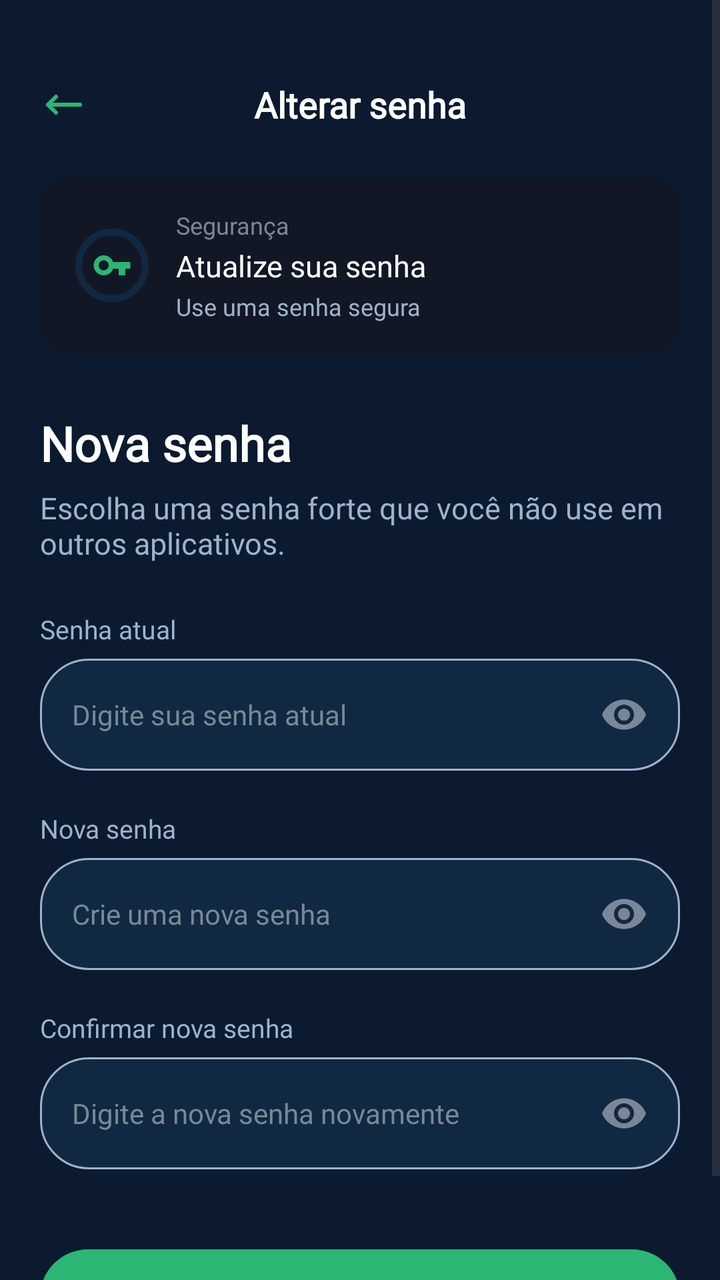
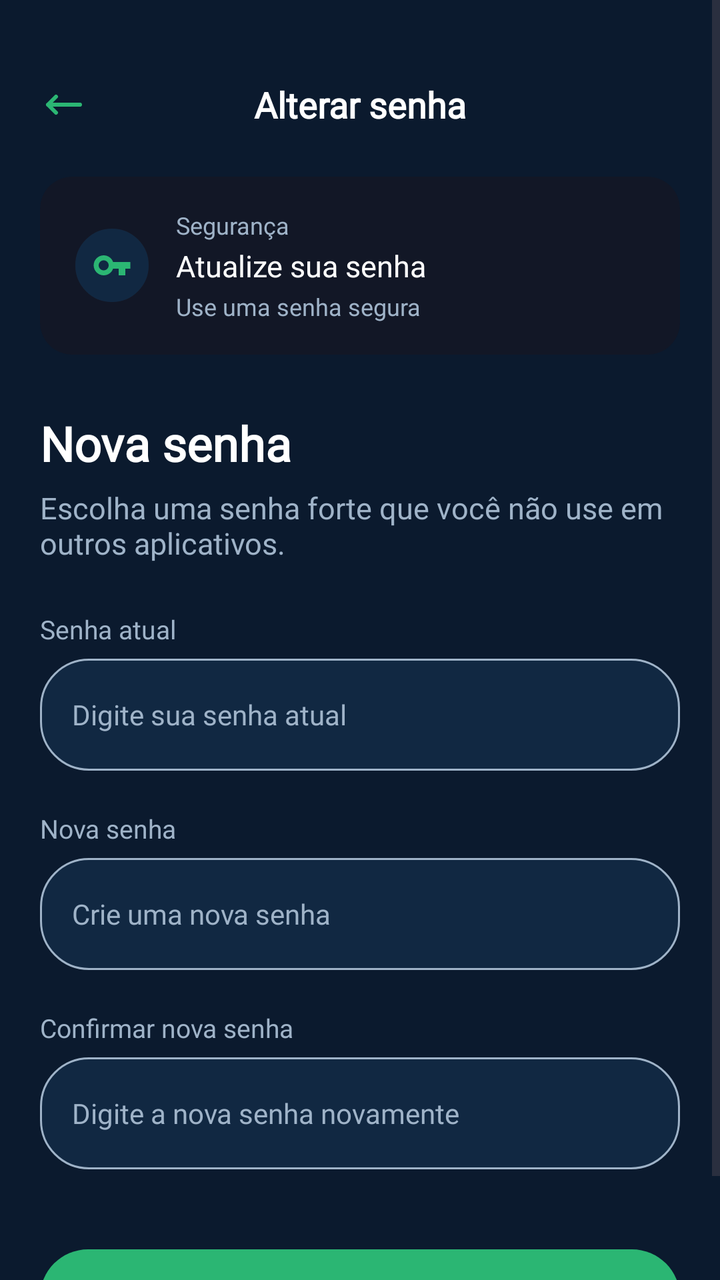

Compare the two renders of this Android layout. The source of the first and the diff that turns it into the second are given below.
<!-- AndroidManifest.xml: application theme Theme.VITA -->
<!-- res/layout/fragment_password.xml -->
<?xml version="1.0" encoding="utf-8"?>
<ScrollView xmlns:android="http://schemas.android.com/apk/res/android"
    xmlns:app="http://schemas.android.com/apk/res-auto"
    xmlns:tools="http://schemas.android.com/tools"
    android:layout_width="match_parent"
    android:layout_height="match_parent"
    android:background="@color/blue3"
    android:fillViewport="true"
    tools:context=".PasswordFragment">

    <androidx.constraintlayout.widget.ConstraintLayout
        android:layout_width="match_parent"
        android:layout_height="wrap_content"
        android:padding="20dp">

        
        <ImageView
            android:id="@+id/btnBack"
            android:layout_width="24dp"
            android:layout_height="24dp"
            android:contentDescription="Voltar"
            android:src="@drawable/arrow"
            app:layout_constraintBottom_toBottomOf="@id/tvTitle"
            app:layout_constraintStart_toStartOf="parent"
            app:layout_constraintTop_toTopOf="@id/tvTitle"
            app:tint="@color/green2" />

        
        <TextView
            android:id="@+id/tvTitle"
            android:layout_width="wrap_content"
            android:layout_height="wrap_content"
            android:layout_marginTop="20dp"
            android:fontFamily="@font/inter24_bold"
            android:text="Alterar senha"
            android:textColor="@color/white"
            android:textSize="18sp"
            android:textStyle="bold"
            app:layout_constraintEnd_toEndOf="parent"
            app:layout_constraintStart_toStartOf="parent"
            app:layout_constraintTop_toTopOf="parent" />

        
        <androidx.cardview.widget.CardView
            android:id="@+id/cardInfoSeguranca"
            android:layout_width="0dp"
            android:layout_height="wrap_content"
            android:layout_marginTop="24dp"
            app:cardBackgroundColor="@color/blue9"
            app:cardCornerRadius="16dp"
            app:cardElevation="0dp"
            app:layout_constraintEnd_toEndOf="parent"
            app:layout_constraintStart_toStartOf="parent"
            app:layout_constraintTop_toBottomOf="@id/tvTitle">

            <LinearLayout
                android:layout_width="match_parent"
                android:layout_height="wrap_content"
                android:gravity="center_vertical"
                android:orientation="horizontal"
                android:padding="16dp">

                <FrameLayout
                    android:layout_width="40dp"
                    android:layout_height="40dp"
                    android:background="@drawable/circle"
                    android:backgroundTint="@color/blue4">

                    <ImageView
                        android:layout_width="20dp"
                        android:layout_height="20dp"
                        android:layout_gravity="center"
                        android:src="@drawable/ic_key"
                        app:tint="@color/green2" />
                </FrameLayout>

                <LinearLayout
                    android:layout_width="0dp"
                    android:layout_height="wrap_content"
                    android:layout_marginStart="12dp"
                    android:layout_weight="1"
                    android:orientation="vertical">

                    <TextView
                        android:layout_width="wrap_content"
                        android:layout_height="wrap_content"
                        android:fontFamily="@font/inter24_regular"
                        android:text="Segurança"
                        android:textColor="@color/grey"
                        android:textSize="12sp" />

                    <TextView
                        android:layout_width="wrap_content"
                        android:layout_height="wrap_content"
                        android:layout_marginTop="2dp"
                        android:fontFamily="@font/inter24_bold"
                        android:text="Atualize sua senha"
                        android:textColor="@color/white"
                        android:textSize="15sp" />

                    <TextView
                        android:layout_width="wrap_content"
                        android:layout_height="wrap_content"
                        android:layout_marginTop="2dp"
                        android:fontFamily="@font/inter24_regular"
                        android:text="Use uma senha segura"
                        android:textColor="@color/grey2"
                        android:textSize="12sp" />
                </LinearLayout>
            </LinearLayout>
        </androidx.cardview.widget.CardView>

        
        <TextView
            android:id="@+id/tvNovaSenhaHeader"
            android:layout_width="wrap_content"
            android:layout_height="wrap_content"
            android:layout_marginTop="28dp"
            android:fontFamily="@font/inter24_bold"
            android:text="Nova senha"
            android:textColor="@color/white"
            android:textSize="24sp"
            android:textStyle="bold"
            app:layout_constraintStart_toStartOf="parent"
            app:layout_constraintTop_toBottomOf="@id/cardInfoSeguranca" />

        <TextView
            android:id="@+id/tvSubHeader"
            android:layout_width="0dp"
            android:layout_height="wrap_content"
            android:layout_marginTop="6dp"
            android:fontFamily="@font/inter24_regular"
            android:text="Escolha uma senha forte que você não use em outros aplicativos."
            android:textColor="@color/grey2"
            android:textSize="15sp"
            app:layout_constraintEnd_toEndOf="parent"
            app:layout_constraintStart_toStartOf="parent"
            app:layout_constraintTop_toBottomOf="@id/tvNovaSenhaHeader" />

        
        <TextView
            android:id="@+id/lblSenhaAtual"
            android:layout_width="wrap_content"
            android:layout_height="wrap_content"
            android:layout_marginTop="24dp"
            android:fontFamily="@font/inter24_medium"
            android:text="Senha atual"
            android:textColor="@color/grey2"
            android:textSize="13sp"
            app:layout_constraintStart_toStartOf="parent"
            app:layout_constraintTop_toBottomOf="@id/tvSubHeader" />

        <FrameLayout
            android:id="@+id/containerSenhaAtual"
            android:layout_width="0dp"
            android:layout_height="56dp"
            android:layout_marginTop="6dp"
            app:layout_constraintEnd_toEndOf="parent"
            app:layout_constraintStart_toStartOf="parent"
            app:layout_constraintTop_toBottomOf="@id/lblSenhaAtual">

            <EditText
                android:id="@+id/etSenhaAtual"
                android:layout_width="match_parent"
                android:layout_height="match_parent"
                android:background="@drawable/bg_search_input"
                android:fontFamily="@font/inter24_regular"
                android:hint="Digite sua senha atual"
                android:inputType="textPassword"
                android:paddingStart="16dp"
                android:paddingEnd="48dp"
                android:textColor="@color/white"
                android:textColorHint="@color/grey"
                android:textSize="14sp" />

            <ImageView
                android:id="@+id/btnToggleSenhaAtual"
                android:layout_width="24dp"
                android:layout_height="24dp"
                android:layout_gravity="end|center_vertical"
                android:layout_marginEnd="16dp"
                android:clickable="true"
                android:focusable="true"
                android:src="@drawable/ic_eye"
                app:tint="@color/grey" />
        </FrameLayout>

        
        <TextView
            android:id="@+id/lblNovaSenha"
            android:layout_width="wrap_content"
            android:layout_height="wrap_content"
            android:layout_marginTop="20dp"
            android:fontFamily="@font/inter24_medium"
            android:text="Nova senha"
            android:textColor="@color/grey2"
            android:textSize="13sp"
            app:layout_constraintStart_toStartOf="parent"
            app:layout_constraintTop_toBottomOf="@id/containerSenhaAtual" />

        <FrameLayout
            android:id="@+id/containerNovaSenha"
            android:layout_width="0dp"
            android:layout_height="56dp"
            android:layout_marginTop="6dp"
            app:layout_constraintEnd_toEndOf="parent"
            app:layout_constraintStart_toStartOf="parent"
            app:layout_constraintTop_toBottomOf="@id/lblNovaSenha">

            <EditText
                android:id="@+id/etNovaSenha"
                android:layout_width="match_parent"
                android:layout_height="match_parent"
                android:background="@drawable/bg_search_input"
                android:fontFamily="@font/inter24_regular"
                android:hint="Crie uma nova senha"
                android:inputType="textPassword"
                android:paddingStart="16dp"
                android:paddingEnd="48dp"
                android:textColor="@color/white"
                android:textColorHint="@color/grey"
                android:textSize="14sp" />

            <ImageView
                android:id="@+id/btnToggleNovaSenha"
                android:layout_width="24dp"
                android:layout_height="24dp"
                android:layout_gravity="end|center_vertical"
                android:layout_marginEnd="16dp"
                android:clickable="true"
                android:focusable="true"
                android:src="@drawable/ic_eye"
                app:tint="@color/grey" />
        </FrameLayout>

        
        <TextView
            android:id="@+id/lblConfirmarSenha"
            android:layout_width="wrap_content"
            android:layout_height="wrap_content"
            android:layout_marginTop="20dp"
            android:fontFamily="@font/inter24_medium"
            android:text="Confirmar nova senha"
            android:textColor="@color/grey2"
            android:textSize="13sp"
            app:layout_constraintStart_toStartOf="parent"
            app:layout_constraintTop_toBottomOf="@id/containerNovaSenha" />

        <FrameLayout
            android:id="@+id/containerConfirmarSenha"
            android:layout_width="0dp"
            android:layout_height="56dp"
            android:layout_marginTop="6dp"
            app:layout_constraintEnd_toEndOf="parent"
            app:layout_constraintStart_toStartOf="parent"
            app:layout_constraintTop_toBottomOf="@id/lblConfirmarSenha">

            <EditText
                android:id="@+id/etConfirmarSenha"
                android:layout_width="match_parent"
                android:layout_height="match_parent"
                android:background="@drawable/bg_search_input"
                android:fontFamily="@font/inter24_regular"
                android:hint="Digite a nova senha novamente"
                android:inputType="textPassword"
                android:paddingStart="16dp"
                android:paddingEnd="48dp"
                android:textColor="@color/white"
                android:textColorHint="@color/grey"
                android:textSize="14sp" />

            <ImageView
                android:id="@+id/btnToggleConfirmarSenha"
                android:layout_width="24dp"
                android:layout_height="24dp"
                android:layout_gravity="end|center_vertical"
                android:layout_marginEnd="16dp"
                android:clickable="true"
                android:focusable="true"
                android:src="@drawable/ic_eye"
                app:tint="@color/grey" />
        </FrameLayout>

        
        <com.google.android.material.button.MaterialButton
            android:id="@+id/btnSalvarSenha"
            android:layout_width="0dp"
            android:layout_height="56dp"
            android:layout_marginTop="36dp"
            android:fontFamily="@font/inter24_bold"
            android:text="Salvar nova senha"
            android:textColor="@color/white"
            android:textSize="15sp"
            app:backgroundTint="@color/green2"
            app:cornerRadius="28dp"
            app:layout_constraintEnd_toEndOf="parent"
            app:layout_constraintStart_toStartOf="parent"
            app:layout_constraintTop_toBottomOf="@id/containerConfirmarSenha" />


    </androidx.constraintlayout.widget.ConstraintLayout>
</ScrollView>
<!-- resources referenced by this layout -->
<resources>
  <color name="blue3">#0B1A2E</color>
  <color name="blue4">#112842</color>
  <color name="blue9">#121726</color>
  <color name="green2">#2BB673</color>
  <color name="grey">#798797</color>
  <color name="grey2">#9FB3C8</color>
  <color name="white">#FFFFFFFF</color>
  <!-- drawable arrow (drawable) -->
  <vector xmlns:android="http://schemas.android.com/apk/res/android" android:height="15dp" android:viewportHeight="24" android:viewportWidth="24" android:width="15dp">
        
      <path android:fillColor="#FFFFFF" android:pathData="M4,12H20M4,12L8,8M4,12L8,16" android:strokeColor="#FFFFFF" android:strokeLineCap="round" android:strokeLineJoin="round" android:strokeWidth="2"/>
      
  </vector>
  <!-- drawable bg_search_input (drawable) -->
  <?xml version="1.0" encoding="utf-8"?>
  <shape xmlns:android="http://schemas.android.com/apk/res/android">
      <solid android:color="@color/blue4" />
      <corners android:radius="24dp" />
      <stroke android:width="1dp" android:color="@color/grey2" />
  </shape>
  <!-- drawable circle (drawable) -->
  <vector xmlns:android="http://schemas.android.com/apk/res/android" android:height="24dp" android:viewportHeight="24" android:viewportWidth="24" android:width="24dp">
  
      <path android:fillColor="#00000000" android:pathData="M12,12m-10,0a10,10 0,1 1,20 0a10,10 0,1 1,-20 0" android:strokeColor="#ffff" android:strokeLineCap="round" android:strokeLineJoin="round" android:strokeWidth="2"/>
  
  </vector>
  <!-- drawable ic_eye (drawable) -->
  <vector xmlns:android="http://schemas.android.com/apk/res/android"
      android:width="24dp"
      android:height="24dp"
      android:viewportWidth="24"
      android:viewportHeight="24">
      <path
          android:fillColor="@android:color/white"
          android:pathData="M12,4.5C7,4.5 2.73,7.61 1,12C2.73,16.39 7,19.5 12,19.5C17,19.5 21.27,16.39 23,12C21.27,7.61 17,4.5 12,4.5ZM12,17C9.24,17 7,14.76 7,12C7,9.24 9.24,7 12,7C14.76,7 17,9.24 17,12C17,14.76 14.76,17 12,17ZM12,9C10.34,9 9,10.34 9,12C9,13.66 10.34,15 12,15C13.66,15 15,13.66 15,12C15,10.34 13.66,9 12,9Z"/>
  </vector>
  <!-- drawable ic_key (drawable) -->
  <vector xmlns:android="http://schemas.android.com/apk/res/android"
      android:width="24dp"
      android:height="24dp"
      android:viewportWidth="24"
      android:viewportHeight="24">
      <path
          android:fillColor="@android:color/white"
          android:pathData="M12.65,10C11.83,7.67 9.61,6 7,6C3.69,6 1,8.69 1,12C1,15.31 3.69,18 7,18C9.61,18 11.83,16.33 12.65,14H16V18H20V14H23V10H12.65ZM7,15C5.34,15 4,13.66 4,12C4,10.34 5.34,9 7,9C8.66,9 10,10.34 10,12C10,13.66 8.66,15 7,15Z"/>
  </vector>
  <style name="Theme.VITA" parent="Base.Theme.VITA" />
  <style name="Base.Theme.VITA" parent="Theme.Material3.DayNight.NoActionBar">
          
          
      </style>
</resources>

<!-- the commit's change to res/layout/fragment_password.xml (unified diff, before → after) -->
@@ -18,7 +18,7 @@
             android:id="@+id/btnBack"
             android:layout_width="24dp"
             android:layout_height="24dp"
-            android:contentDescription="Voltar"
+            android:contentDescription="@string/voltar"
             android:src="@drawable/arrow"
             app:layout_constraintBottom_toBottomOf="@id/tvTitle"
             app:layout_constraintStart_toStartOf="parent"
@@ -32,7 +32,7 @@
             android:layout_height="wrap_content"
             android:layout_marginTop="20dp"
             android:fontFamily="@font/inter24_bold"
-            android:text="Alterar senha"
+            android:text="@string/change_pass_page"
             android:textColor="@color/white"
             android:textSize="18sp"
             android:textStyle="bold"
@@ -85,8 +85,8 @@
                         android:layout_width="wrap_content"
                         android:layout_height="wrap_content"
                         android:fontFamily="@font/inter24_regular"
-                        android:text="Segurança"
-                        android:textColor="@color/grey"
+                        android:text="@string/safety"
+                        android:textColor="@color/grey2"
                         android:textSize="12sp" />
 
                     <TextView
@@ -94,7 +94,7 @@
                         android:layout_height="wrap_content"
                         android:layout_marginTop="2dp"
                         android:fontFamily="@font/inter24_bold"
-                        android:text="Atualize sua senha"
+                        android:text="@string/change_pass"
                         android:textColor="@color/white"
                         android:textSize="15sp" />
 
@@ -103,7 +103,7 @@
                         android:layout_height="wrap_content"
                         android:layout_marginTop="2dp"
                         android:fontFamily="@font/inter24_regular"
-                        android:text="Use uma senha segura"
+                        android:text="@string/pass_change_desc"
                         android:textColor="@color/grey2"
                         android:textSize="12sp" />
                 </LinearLayout>
@@ -117,7 +117,7 @@
             android:layout_height="wrap_content"
             android:layout_marginTop="28dp"
             android:fontFamily="@font/inter24_bold"
-            android:text="Nova senha"
+            android:text="@string/new_pass"
             android:textColor="@color/white"
             android:textSize="24sp"
             android:textStyle="bold"
@@ -130,7 +130,7 @@
             android:layout_height="wrap_content"
             android:layout_marginTop="6dp"
             android:fontFamily="@font/inter24_regular"
-            android:text="Escolha uma senha forte que você não use em outros aplicativos."
+            android:text="@string/password_desc"
             android:textColor="@color/grey2"
             android:textSize="15sp"
             app:layout_constraintEnd_toEndOf="parent"
@@ -144,11 +144,12 @@
             android:layout_height="wrap_content"
             android:layout_marginTop="24dp"
             android:fontFamily="@font/inter24_medium"
-            android:text="Senha atual"
+            android:text="@string/current_pass"
             android:textColor="@color/grey2"
             android:textSize="13sp"
             app:layout_constraintStart_toStartOf="parent"
             app:layout_constraintTop_toBottomOf="@id/tvSubHeader" />
+
 
         <FrameLayout
             android:id="@+id/containerSenhaAtual"
@@ -165,24 +166,14 @@
                 android:layout_height="match_parent"
                 android:background="@drawable/bg_search_input"
                 android:fontFamily="@font/inter24_regular"
-                android:hint="Digite sua senha atual"
+                android:hint="@string/current_hint"
                 android:inputType="textPassword"
                 android:paddingStart="16dp"
                 android:paddingEnd="48dp"
                 android:textColor="@color/white"
-                android:textColorHint="@color/grey"
+                android:textColorHint="@color/grey2"
                 android:textSize="14sp" />
 
-            <ImageView
-                android:id="@+id/btnToggleSenhaAtual"
-                android:layout_width="24dp"
-                android:layout_height="24dp"
-                android:layout_gravity="end|center_vertical"
-                android:layout_marginEnd="16dp"
-                android:clickable="true"
-                android:focusable="true"
-                android:src="@drawable/ic_eye"
-                app:tint="@color/grey" />
         </FrameLayout>
 
         
@@ -192,11 +183,12 @@
             android:layout_height="wrap_content"
             android:layout_marginTop="20dp"
             android:fontFamily="@font/inter24_medium"
-            android:text="Nova senha"
+            android:text="@string/new_pass"
             android:textColor="@color/grey2"
             android:textSize="13sp"
             app:layout_constraintStart_toStartOf="parent"
             app:layout_constraintTop_toBottomOf="@id/containerSenhaAtual" />
+
 
         <FrameLayout
             android:id="@+id/containerNovaSenha"
@@ -213,24 +205,13 @@
                 android:layout_height="match_parent"
                 android:background="@drawable/bg_search_input"
                 android:fontFamily="@font/inter24_regular"
-                android:hint="Crie uma nova senha"
+                android:hint="@string/new_pass_hint"
                 android:inputType="textPassword"
                 android:paddingStart="16dp"
                 android:paddingEnd="48dp"
                 android:textColor="@color/white"
-                android:textColorHint="@color/grey"
+                android:textColorHint="@color/grey2"
                 android:textSize="14sp" />
-
-            <ImageView
-                android:id="@+id/btnToggleNovaSenha"
-                android:layout_width="24dp"
-                android:layout_height="24dp"
-                android:layout_gravity="end|center_vertical"
-                android:layout_marginEnd="16dp"
-                android:clickable="true"
-                android:focusable="true"
-                android:src="@drawable/ic_eye"
-                app:tint="@color/grey" />
         </FrameLayout>
 
         
@@ -240,11 +221,12 @@
             android:layout_height="wrap_content"
             android:layout_marginTop="20dp"
             android:fontFamily="@font/inter24_medium"
-            android:text="Confirmar nova senha"
+            android:text="@string/check_pass"
             android:textColor="@color/grey2"
             android:textSize="13sp"
             app:layout_constraintStart_toStartOf="parent"
             app:layout_constraintTop_toBottomOf="@id/containerNovaSenha" />
+
 
         <FrameLayout
             android:id="@+id/containerConfirmarSenha"
@@ -261,24 +243,13 @@
                 android:layout_height="match_parent"
                 android:background="@drawable/bg_search_input"
                 android:fontFamily="@font/inter24_regular"
-                android:hint="Digite a nova senha novamente"
+                android:hint="@string/check_hint"
                 android:inputType="textPassword"
                 android:paddingStart="16dp"
                 android:paddingEnd="48dp"
                 android:textColor="@color/white"
-                android:textColorHint="@color/grey"
+                android:textColorHint="@color/grey2"
                 android:textSize="14sp" />
-
-            <ImageView
-                android:id="@+id/btnToggleConfirmarSenha"
-                android:layout_width="24dp"
-                android:layout_height="24dp"
-                android:layout_gravity="end|center_vertical"
-                android:layout_marginEnd="16dp"
-                android:clickable="true"
-                android:focusable="true"
-                android:src="@drawable/ic_eye"
-                app:tint="@color/grey" />
         </FrameLayout>
 
         
@@ -288,7 +259,7 @@
             android:layout_height="56dp"
             android:layout_marginTop="36dp"
             android:fontFamily="@font/inter24_bold"
-            android:text="Salvar nova senha"
+            android:text="@string/save_pass_new"
             android:textColor="@color/white"
             android:textSize="15sp"
             app:backgroundTint="@color/green2"
<!-- resource entries referenced after the edit -->
@@ -4,13 +4,12 @@
   <color name="blue4">#112842</color>
   <color name="blue9">#121726</color>
   <color name="green2">#2BB673</color>
-  <color name="grey">#798797</color>
   <color name="grey2">#9FB3C8</color>
   <color name="white">#FFFFFFFF</color>
   <!-- drawable arrow (drawable) -->
   <vector xmlns:android="http://schemas.android.com/apk/res/android" android:height="15dp" android:viewportHeight="24" android:viewportWidth="24" android:width="15dp">
         
-      <path android:fillColor="#FFFFFF" android:pathData="M4,12H20M4,12L8,8M4,12L8,16" android:strokeColor="#FFFFFF" android:strokeLineCap="round" android:strokeLineJoin="round" android:strokeWidth="2"/>
+      <path android:fillColor="@color/white" android:pathData="M4,12H20M4,12L8,8M4,12L8,16" android:strokeColor="@color/white" android:strokeLineCap="round" android:strokeLineJoin="round" android:strokeWidth="2"/>
       
   </vector>
   <!-- drawable bg_search_input (drawable) -->
@@ -23,18 +22,8 @@
   <!-- drawable circle (drawable) -->
   <vector xmlns:android="http://schemas.android.com/apk/res/android" android:height="24dp" android:viewportHeight="24" android:viewportWidth="24" android:width="24dp">
   
-      <path android:fillColor="#00000000" android:pathData="M12,12m-10,0a10,10 0,1 1,20 0a10,10 0,1 1,-20 0" android:strokeColor="#ffff" android:strokeLineCap="round" android:strokeLineJoin="round" android:strokeWidth="2"/>
+      <path android:fillColor="@color/black" android:pathData="M12,12m-10,0a10,10 0,1 1,20 0a10,10 0,1 1,-20 0" android:strokeColor="@color/white" android:strokeLineCap="round" android:strokeLineJoin="round" android:strokeWidth="2"/>
   
-  </vector>
-  <!-- drawable ic_eye (drawable) -->
-  <vector xmlns:android="http://schemas.android.com/apk/res/android"
-      android:width="24dp"
-      android:height="24dp"
-      android:viewportWidth="24"
-      android:viewportHeight="24">
-      <path
-          android:fillColor="@android:color/white"
-          android:pathData="M12,4.5C7,4.5 2.73,7.61 1,12C2.73,16.39 7,19.5 12,19.5C17,19.5 21.27,16.39 23,12C21.27,7.61 17,4.5 12,4.5ZM12,17C9.24,17 7,14.76 7,12C7,9.24 9.24,7 12,7C14.76,7 17,9.24 17,12C17,14.76 14.76,17 12,17ZM12,9C10.34,9 9,10.34 9,12C9,13.66 10.34,15 12,15C13.66,15 15,13.66 15,12C15,10.34 13.66,9 12,9Z"/>
   </vector>
   <!-- drawable ic_key (drawable) -->
   <vector xmlns:android="http://schemas.android.com/apk/res/android"
@@ -46,7 +35,21 @@
           android:fillColor="@android:color/white"
           android:pathData="M12.65,10C11.83,7.67 9.61,6 7,6C3.69,6 1,8.69 1,12C1,15.31 3.69,18 7,18C9.61,18 11.83,16.33 12.65,14H16V18H20V14H23V10H12.65ZM7,15C5.34,15 4,13.66 4,12C4,10.34 5.34,9 7,9C8.66,9 10,10.34 10,12C10,13.66 8.66,15 7,15Z"/>
   </vector>
+  <string name="change_pass">Atualize sua senha</string>
+  <string name="change_pass_page">Alterar senha</string>
+  <string name="check_hint">Digite a nova senha novamente</string>
+  <string name="check_pass">Confirmar nova senha</string>
+  <string name="current_hint">Digite sua senha atual</string>
+  <string name="current_pass">Senha atual</string>
+  <string name="new_pass">Nova senha</string>
+  <string name="new_pass_hint">Crie uma nova senha</string>
+  <string name="pass_change_desc">Use uma senha segura</string>
+  <string name="password_desc">Escolha uma senha forte que você não use em outros aplicativos.</string>
+  <string name="safety">Segurança</string>
+  <string name="save_pass_new">Salvar nova senha</string>
+  <string name="voltar">Voltar</string>
   <style name="Theme.VITA" parent="Base.Theme.VITA" />
+  <color name="black">#FF000000</color>
   <style name="Base.Theme.VITA" parent="Theme.Material3.DayNight.NoActionBar">
           
           
